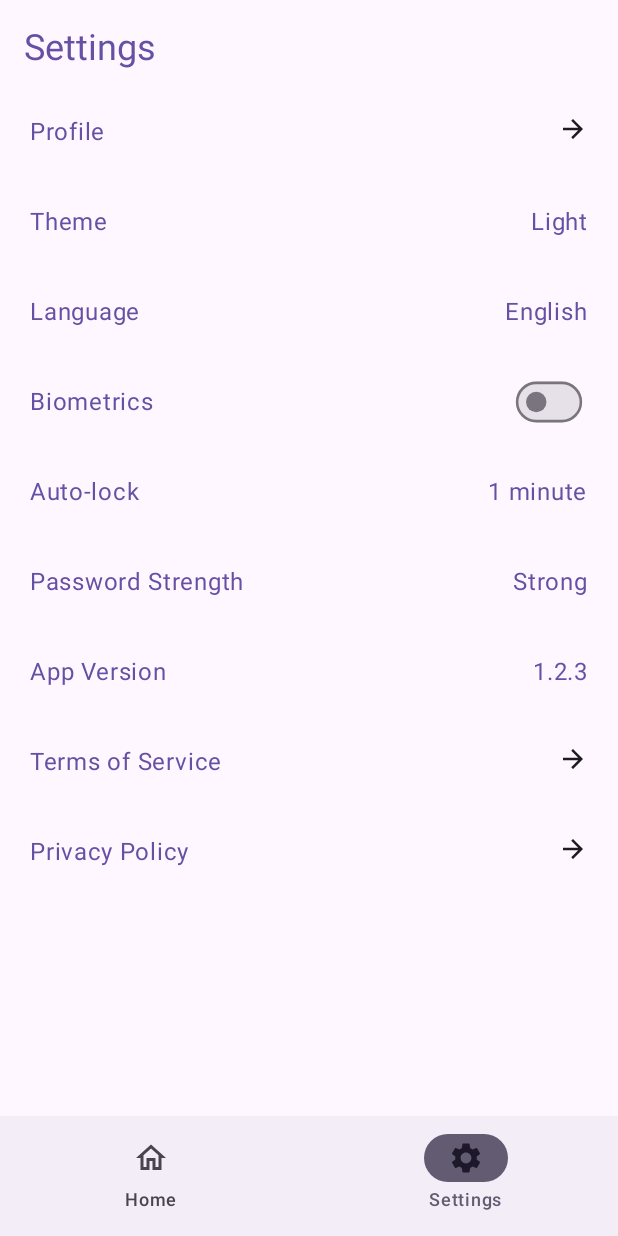
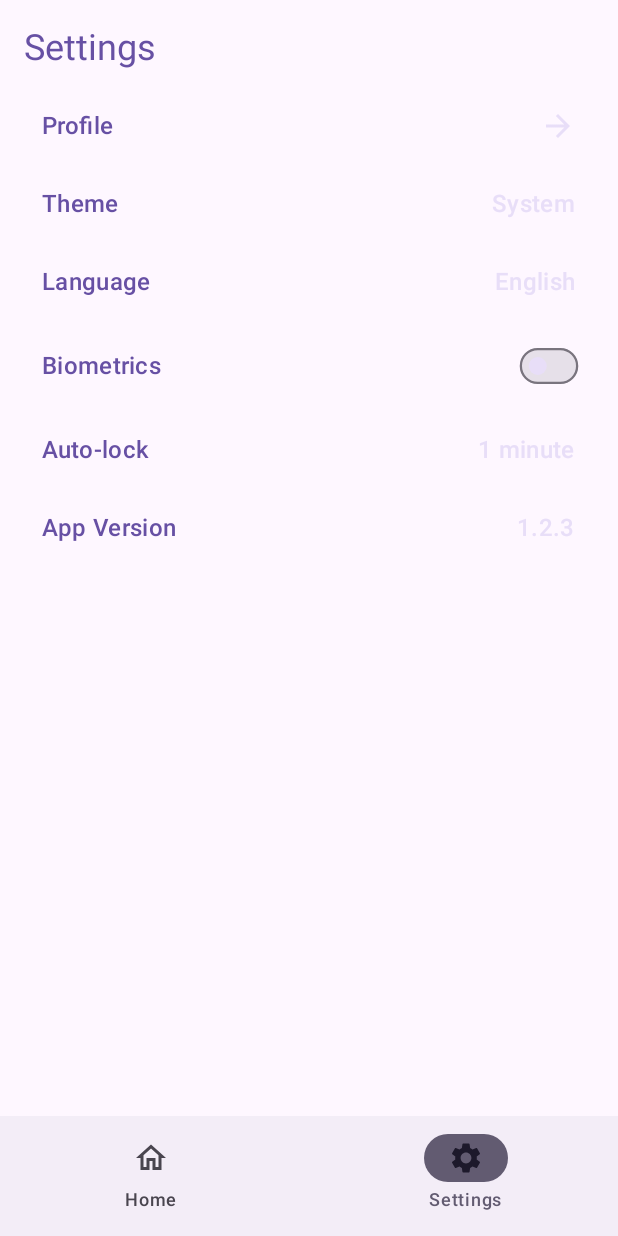
Before and after one commit to aravindhan2612/Passblock-Android, an Android app built with Jetpack Compose: the BottomBarGraph screen opened through its navigation route, item 2 of the bottom bar chosen, on a phone screen of 412 x 824 dp. Run offline under Robolectric (Android 15) with nearby library versions, the light colour scheme and no system bars; our stand-ins replace Dagger/Hilt's generated code; network calls fail; pictures from the network do not load.

Commit message:
implemented dark and light theme mode

```diff
--- a/app/src/main/java/com/ab/an/passblock/MainActivity.kt
+++ b/app/src/main/java/com/ab/an/passblock/MainActivity.kt
@@ -26,7 +26,9 @@ class MainActivity : ComponentActivity() {
         enableEdgeToEdge()
         setContent {
             val state by viewModel.state.collectAsStateWithLifecycle()
-            PassblockTheme {
+            PassblockTheme(
+                state.theme
+            ) {
                 state.route?.let {
                     RootGraph(
                         startDestination = it
--- a/app/src/main/java/com/ab/an/passblock/MainActivityViewModel.kt
+++ b/app/src/main/java/com/ab/an/passblock/MainActivityViewModel.kt
@@ -4,7 +4,6 @@ import androidx.lifecycle.ViewModel
 import androidx.lifecycle.viewModelScope
 import com.ab.an.domain.repository.AppSettingsDataStoreRepository
 import com.ab.an.presentation.navigation.RootRoute
-import com.ab.an.passblock.SplashState
 import dagger.hilt.android.lifecycle.HiltViewModel
 import kotlinx.coroutines.async
 import kotlinx.coroutines.awaitAll
@@ -21,16 +20,29 @@ import javax.inject.Inject
 class MainActivityViewModel @Inject constructor(
     private val appSettingsDataStoreRepository: AppSettingsDataStoreRepository
 ) : ViewModel(){
-    private val _state = MutableStateFlow(SplashState())
+    private val _state = MutableStateFlow(MainState())
     val state = _state.onStart {
-        loadData()
+        setRoute()
+        getThemeMode()
     }.stateIn(
         viewModelScope,
         SharingStarted.WhileSubscribed(5000L),
-        SplashState()
+        MainState()
     )
 
-    private fun loadData() {
+    private fun getThemeMode() {
+        viewModelScope.launch {
+            appSettingsDataStoreRepository.themeMode.collect { themeMode ->
+                _state.update {
+                    it.copy(
+                        theme = themeMode
+                    )
+                }
+            }
+        }
+    }
+
+    private fun setRoute() {
         viewModelScope.launch {
             val appData = listOf(
                 async {
--- a/app/src/main/java/com/ab/an/passblock/SplashState.kt
+++ b/app/src/main/java/com/ab/an/passblock/SplashState.kt
@@ -2,7 +2,8 @@ package com.ab.an.passblock
 
 import com.ab.an.presentation.navigation.RootRoute
 
-data class SplashState(
+data class MainState(
     val route: RootRoute? = null,
     val isLoading: Boolean = true,
+    val theme: String? = null
 )
--- a/core/src/main/java/com/ab/an/core/utils/Constants.kt
+++ b/core/src/main/java/com/ab/an/core/utils/Constants.kt
@@ -1,14 +1,8 @@
 package com.ab.an.core.utils
 
 object Constants {
-
-    const val LOGIN = "Login"
     const val SECURITY = "Security"
-    const val PROFILE = "Profile"
-    const val USER_PREFERENCES_NAME = "com.ab.an.passblock.user_preferences"
     const val PASSWORDS = "Passwords"
-    const val SEARCH = "Search"
     const val SETTING = "Settings"
-    const val NEW_PASSWORD = "New Password"
     const val E_BASE_URL = "http://10.0.2.2:3000/"
 }
--- a/data/src/main/java/com/ab/an/data/datastore/serializer/AppSettingsEntity.kt
+++ b/data/src/main/java/com/ab/an/data/datastore/serializer/AppSettingsEntity.kt
@@ -8,5 +8,6 @@ data class AppSettingsEntity(
     val isOnBoardingShown: Boolean = false,
     val isUserLoggedIn: Boolean = false,
     val jwtKey: String = "",
-    val user: UserDto = UserDto()
+    val user: UserDto = UserDto(),
+    val themeMode:String? = null
 )
--- a/data/src/main/java/com/ab/an/data/mapper/AppSettingsMapper.kt
+++ b/data/src/main/java/com/ab/an/data/mapper/AppSettingsMapper.kt
@@ -9,7 +9,8 @@ fun AppSettings.toAppSettingsEntity(): AppSettingsEntity {
         isOnBoardingShown = isOnBoardingShown,
         isUserLoggedIn = isUserLoggedIn,
         jwtKey = jwtKey,
-        user = user.toUserDto()
+        user = user.toUserDto(),
+        themeMode = themeMode
     )
 }
 
@@ -18,6 +19,7 @@ fun AppSettingsEntity.toAppSettings(): AppSettings {
         isOnBoardingShown = isOnBoardingShown,
         isUserLoggedIn = isUserLoggedIn,
         jwtKey = jwtKey,
-        user = user.toUser()
+        user = user.toUser(),
+        themeMode = themeMode
     )
 }
--- a/domain/src/main/java/com/ab/an/domain/model/AppSettingsEntity.kt
+++ b/domain/src/main/java/com/ab/an/domain/model/AppSettingsEntity.kt
@@ -4,5 +4,6 @@ data class AppSettings(
     val isOnBoardingShown: Boolean = false,
     val isUserLoggedIn: Boolean = false,
     val jwtKey: String = "",
-    val user: User = User()
+    val user: User = User(),
+    val themeMode:String? = null
 )
--- a/domain/src/main/java/com/ab/an/domain/repository/AppSettingsDataStoreRepository.kt
+++ b/domain/src/main/java/com/ab/an/domain/repository/AppSettingsDataStoreRepository.kt
@@ -22,4 +22,8 @@ interface AppSettingsDataStoreRepository {
     fun getAppSettings(): Flow<AppSettings>
 
     fun logout(): Flow<Boolean>
+
+    suspend fun saveThemeMode(mode: String)
+
+    val themeMode: Flow<String?>
 }
--- a/presentation/src/main/java/com/ab/an/presentation/components/TextField.kt
+++ b/presentation/src/main/java/com/ab/an/presentation/components/TextField.kt
@@ -34,7 +34,8 @@ fun PrimaryOutlinedTextField(
     visualTransformation: VisualTransformation = VisualTransformation.None,
     errorMessage: String = "",
     enabled: Boolean = true,
-    readOnly: Boolean = false
+    readOnly: Boolean = false,
+    maxLines: Int = Int.MAX_VALUE
 ) {
     val isError = errorMessage.isNotEmpty()
     OutlinedTextField(
@@ -69,7 +70,8 @@ fun PrimaryOutlinedTextField(
             focusedTrailingIconColor = MaterialTheme.colorScheme.primary,
             focusedLabelColor = MaterialTheme.colorScheme.primary,
         ),
-        enabled = enabled
+        enabled = enabled,
+        maxLines = maxLines
     )
 }
 
--- a/presentation/src/main/java/com/ab/an/presentation/onboarding/OnBoardingScreen.kt
+++ b/presentation/src/main/java/com/ab/an/presentation/onboarding/OnBoardingScreen.kt
@@ -31,6 +31,7 @@ import androidx.compose.runtime.getValue
 import androidx.compose.ui.Alignment
 import androidx.compose.ui.Modifier
 import androidx.compose.ui.draw.clip
+import androidx.compose.ui.graphics.Color
 import androidx.compose.ui.graphics.ColorFilter
 import androidx.compose.ui.res.painterResource
 import androidx.compose.ui.res.stringResource
@@ -88,7 +89,7 @@ fun OnboardingScreen(
             ) {
                 repeat(pagerState.pageCount) { iteration ->
                     val color =
-                        if (pagerState.currentPage == iteration) MaterialTheme.colorScheme.primary else MaterialTheme.colorScheme.secondaryContainer
+                        if (pagerState.currentPage == iteration) MaterialTheme.colorScheme.secondary else MaterialTheme.colorScheme.outlineVariant
                     Box(
                         modifier = Modifier
                             .padding(20.dp)
@@ -97,7 +98,7 @@ fun OnboardingScreen(
                             .clip(RoundedCornerShape(5.dp))
                             .border(
                                 width = 1.dp,
-                                color = MaterialTheme.colorScheme.onSurface,
+                                color = Color.Transparent,
                                 shape = RoundedCornerShape(5.dp)
                             )
                             .background(color)
--- a/presentation/src/main/java/com/ab/an/presentation/setting/SettingScreen.kt
+++ b/presentation/src/main/java/com/ab/an/presentation/setting/SettingScreen.kt
@@ -8,13 +8,15 @@ import androidx.compose.foundation.layout.Row
 import androidx.compose.foundation.layout.fillMaxSize
 import androidx.compose.foundation.layout.fillMaxWidth
 import androidx.compose.foundation.layout.padding
-import androidx.compose.foundation.layout.size
 import androidx.compose.foundation.rememberScrollState
 import androidx.compose.foundation.verticalScroll
 import androidx.compose.material.icons.Icons
 import androidx.compose.material.icons.automirrored.filled.ArrowForward
 import androidx.compose.material3.Icon
+import androidx.compose.material3.MaterialTheme
 import androidx.compose.material3.Switch
+import androidx.compose.material3.SwitchDefaults
+import androidx.compose.material3.Text
 import androidx.compose.runtime.Composable
 import androidx.compose.runtime.getValue
 import androidx.compose.runtime.rememberCoroutineScope
@@ -22,10 +24,12 @@ import androidx.compose.ui.Alignment
 import androidx.compose.ui.Modifier
 import androidx.compose.ui.draw.scale
 import androidx.compose.ui.graphics.vector.ImageVector
+import androidx.compose.ui.res.stringResource
 import androidx.compose.ui.unit.dp
 import androidx.hilt.navigation.compose.hiltViewModel
 import androidx.lifecycle.compose.collectAsStateWithLifecycle
-import com.ab.an.presentation.components.PrimaryText
+import com.ab.an.presentation.R
+import com.ab.an.presentation.theme.AppTypography
 import kotlinx.coroutines.launch
 
 
@@ -42,30 +46,36 @@ fun SettingScreen(
             .padding(innerPadding)
             .fillMaxSize()
             .padding(horizontal = 20.dp)
-            .verticalScroll(rememberScrollState())
-        ,
+            .verticalScroll(rememberScrollState()),
         verticalArrangement = Arrangement.spacedBy(12.dp)
     ) {
         LabelIconRow(
-            label = "Profile",
+            label = stringResource(R.string.profile),
             imageVector = Icons.AutoMirrored.Default.ArrowForward,
             onClick = navToProfile
         )
         LabelValueRow(
-            label = "Theme",
-            value = "Light"
+            label = stringResource(R.string.theme),
+            value = state.themeValue,
+            onClick = {
+                settingViewModel.onIntent(SettingStateIntent.OnSheetChange(true))
+            }
         )
         LabelValueRow(
-            label = "Language",
+            label = stringResource(R.string.language),
             value = "English"
         )
         Row(
-            modifier = Modifier.fillMaxWidth(),
+            modifier = Modifier
+                .fillMaxWidth()
+                .padding(start = 8.dp),
             horizontalArrangement = Arrangement.SpaceBetween,
             verticalAlignment = Alignment.CenterVertically
         ) {
-            PrimaryText(
-                text = "Biometrics"
+            Text(
+                text = stringResource(R.string.biometrics),
+                style = AppTypography.titleMedium,
+                color = MaterialTheme.colorScheme.primary
             )
             Switch(
                 checked = state.checked,
@@ -74,31 +84,35 @@ fun SettingScreen(
                         settingViewModel.onIntent(SettingStateIntent.OnCheckedChange(it))
                     }
                 },
-                modifier = Modifier.scale(0.85f)
+                modifier = Modifier.scale(0.75f),
+                colors = SwitchDefaults.colors(
+                    checkedThumbColor = MaterialTheme.colorScheme.secondary,
+                    checkedTrackColor = MaterialTheme.colorScheme.secondaryContainer,
+                    uncheckedThumbColor = MaterialTheme.colorScheme.secondaryContainer
+                )
             )
         }
         LabelValueRow(
-            label = "Auto-lock",
+            label = stringResource(R.string.auto_lock),
             value = "1 minute"
         )
         LabelValueRow(
-            label = "Password Strength",
-            value = "Strong"
-        )
-        LabelValueRow(
-            label = "App Version",
+            label = stringResource(R.string.app_version),
             value = "1.2.3"
         )
-        LabelIconRow(
-            label = "Terms of Service",
-            imageVector = Icons.AutoMirrored.Default.ArrowForward
-        )
-        LabelIconRow(
-            label = "Privacy Policy",
-            imageVector = Icons.AutoMirrored.Default.ArrowForward
-        )
+        if (state.showBottomSheet) {
+            ThemeBottomSheet(
+                themeValue = state.themeValue,
+                onRadioButtonClick = {
+                    settingViewModel.onIntent(SettingStateIntent.OnThemeModeChange(it))
+                },
+                onDismissRequest = {
+                    settingViewModel.onIntent(SettingStateIntent.OnSheetChange(false))
+                },
+            )
+        }
+    }
 
-    }
 }
 
 @Composable
@@ -111,14 +125,18 @@ fun LabelValueRow(
         modifier = Modifier
             .fillMaxWidth()
             .clickable(onClick = onClick)
-            .padding(vertical = 12.dp),
+            .padding(8.dp),
         horizontalArrangement = Arrangement.SpaceBetween
     ) {
-        PrimaryText(
-            text = label
+        Text(
+            text = label,
+            style = AppTypography.titleMedium,
+            color = MaterialTheme.colorScheme.primary
         )
-        PrimaryText(
-            text = value
+        Text(
+            text = value,
+            style = AppTypography.titleMedium,
+            color = MaterialTheme.colorScheme.secondaryContainer
         )
     }
 }
@@ -132,19 +150,21 @@ fun LabelIconRow(
     Row(
         modifier = Modifier
             .fillMaxWidth()
-            .clickable{
+            .clickable {
                 onClick()
             }
-            .padding(vertical = 12.dp),
+            .padding(8.dp),
         horizontalArrangement = Arrangement.SpaceBetween
     ) {
-        PrimaryText(
-            text = label
+        Text(
+            text = label,
+            style = AppTypography.titleMedium,
+            color = MaterialTheme.colorScheme.primary
         )
         Icon(
             imageVector = imageVector,
             contentDescription = "",
-            modifier = Modifier.size(20.dp)
+            tint = MaterialTheme.colorScheme.secondaryContainer
         )
 
     }
--- a/presentation/src/main/java/com/ab/an/presentation/setting/SettingState.kt
+++ b/presentation/src/main/java/com/ab/an/presentation/setting/SettingState.kt
@@ -2,4 +2,12 @@ package com.ab.an.presentation.setting
 
 data class SettingState(
     val checked: Boolean = false,
+    val showBottomSheet: Boolean = false,
+    val themeValue: String = ThemeMode.SYSTEM.value
 )
+
+enum class ThemeMode(val value: String) {
+    SYSTEM("System"),
+    LIGHT("Light"),
+    DARK("Dark")
+}
--- a/presentation/src/main/java/com/ab/an/presentation/setting/SettingStateIntent.kt
+++ b/presentation/src/main/java/com/ab/an/presentation/setting/SettingStateIntent.kt
@@ -2,4 +2,6 @@ package com.ab.an.presentation.setting
 
 sealed class SettingStateIntent {
     data class OnCheckedChange(val checked: Boolean) : SettingStateIntent()
+    data class OnSheetChange(val isSheetOpen: Boolean) : SettingStateIntent()
+    data class OnThemeModeChange(val themeValue: String) : SettingStateIntent()
 }
--- a/presentation/src/main/java/com/ab/an/presentation/setting/SettingViewModel.kt
+++ b/presentation/src/main/java/com/ab/an/presentation/setting/SettingViewModel.kt
@@ -1,10 +1,14 @@
 package com.ab.an.presentation.setting
 
 import androidx.lifecycle.ViewModel
+import androidx.lifecycle.viewModelScope
 import com.ab.an.domain.repository.AppSettingsDataStoreRepository
 import dagger.hilt.android.lifecycle.HiltViewModel
 import kotlinx.coroutines.flow.MutableStateFlow
-import kotlinx.coroutines.flow.asStateFlow
+import kotlinx.coroutines.flow.SharingStarted
+import kotlinx.coroutines.flow.onStart
+import kotlinx.coroutines.flow.stateIn
+import kotlinx.coroutines.launch
 import javax.inject.Inject
 
 @HiltViewModel
@@ -13,15 +17,43 @@ class SettingViewModel @Inject constructor(
 ) : ViewModel() {
 
     private val _state = MutableStateFlow(SettingState())
-    val state = _state.asStateFlow()
+    val state = _state.onStart {
+        getThemeMode()
+    }.stateIn(
+        viewModelScope,
+        SharingStarted.WhileSubscribed(5000),
+        SettingState()
+    )
+
+    private fun getThemeMode() {
+        viewModelScope.launch {
+            preferenceDataStoreRepository.themeMode.collect { theme ->
+                _state.value = _state.value.copy(
+                    themeValue = theme ?: ThemeMode.SYSTEM.value
+                )
+            }
+        }
+    }
 
     fun onIntent(intent: SettingStateIntent) {
-        when(intent) {
+        when (intent) {
             is SettingStateIntent.OnCheckedChange -> {
                 _state.value = _state.value.copy(
                     checked = intent.checked
                 )
             }
+
+            is SettingStateIntent.OnSheetChange -> {
+                _state.value = _state.value.copy(
+                    showBottomSheet = intent.isSheetOpen
+                )
+            }
+
+            is SettingStateIntent.OnThemeModeChange -> {
+                viewModelScope.launch {
+                    preferenceDataStoreRepository.saveThemeMode(intent.themeValue)
+                }
+            }
         }
     }
 
--- a/presentation/src/main/java/com/ab/an/presentation/theme/Theme.kt
+++ b/presentation/src/main/java/com/ab/an/presentation/theme/Theme.kt
@@ -1,4 +1,5 @@
 package com.ab.an.presentation.theme
+
 import androidx.compose.foundation.isSystemInDarkTheme
 import androidx.compose.material3.MaterialTheme
 import androidx.compose.material3.darkColorScheme
@@ -6,6 +7,7 @@ import androidx.compose.material3.lightColorScheme
 import androidx.compose.runtime.Composable
 import androidx.compose.runtime.Immutable
 import androidx.compose.ui.graphics.Color
+import com.ab.an.presentation.setting.ThemeMode
 
 private val lightScheme = lightColorScheme(
     primary = primaryLight,
@@ -249,18 +251,23 @@ val unspecified_scheme = ColorFamily(
 
 @Composable
 fun PassblockTheme(
-    darkTheme: Boolean = isSystemInDarkTheme(),
+    theme: String?,
     // Dynamic color is available on Android 12+
     dynamicColor: Boolean = true,
     content: @Composable() () -> Unit
 ) {
+    val useDarkTheme = when (theme) {
+        ThemeMode.DARK.value -> true
+        ThemeMode.LIGHT.value -> false
+        else -> isSystemInDarkTheme()
+    }
     val colorScheme = when {
 //      dynamicColor && Build.VERSION.SDK_INT >= Build.VERSION_CODES.S -> {
 //          val context = LocalContext.current
 //          if (darkTheme) dynamicDarkColorScheme(context) else dynamicLightColorScheme(context)
 //      }
 
-      darkTheme -> darkScheme
+        useDarkTheme -> darkScheme
         else -> lightScheme
     }
 
--- a/presentation/src/main/res/values/strings.xml
+++ b/presentation/src/main/res/values/strings.xml
@@ -19,4 +19,10 @@
     <string name="details">Details</string>
     <string name="close">Close</string>
     <string name="submit">Submit</string>
+    <string name="profile">Profile</string>
+    <string name="theme">Theme</string>
+    <string name="language">Language</string>
+    <string name="biometrics">Biometrics</string>
+    <string name="auto_lock">Auto-lock</string>
+    <string name="app_version">App Version</string>
 </resources>
```
Also changed, not shown: data/src/main/java/com/ab/an/data/impl/AppSettingsDataStoreImpl.kt (+11 -2 lines), presentation/src/main/java/com/ab/an/presentation/home/HomeScreen.kt (+44 -22 lines), presentation/src/main/java/com/ab/an/presentation/setting/ThemeBottomSheet.kt (added, +57 -0 lines). Lines whose indentation alone changed are shown as unchanged.
